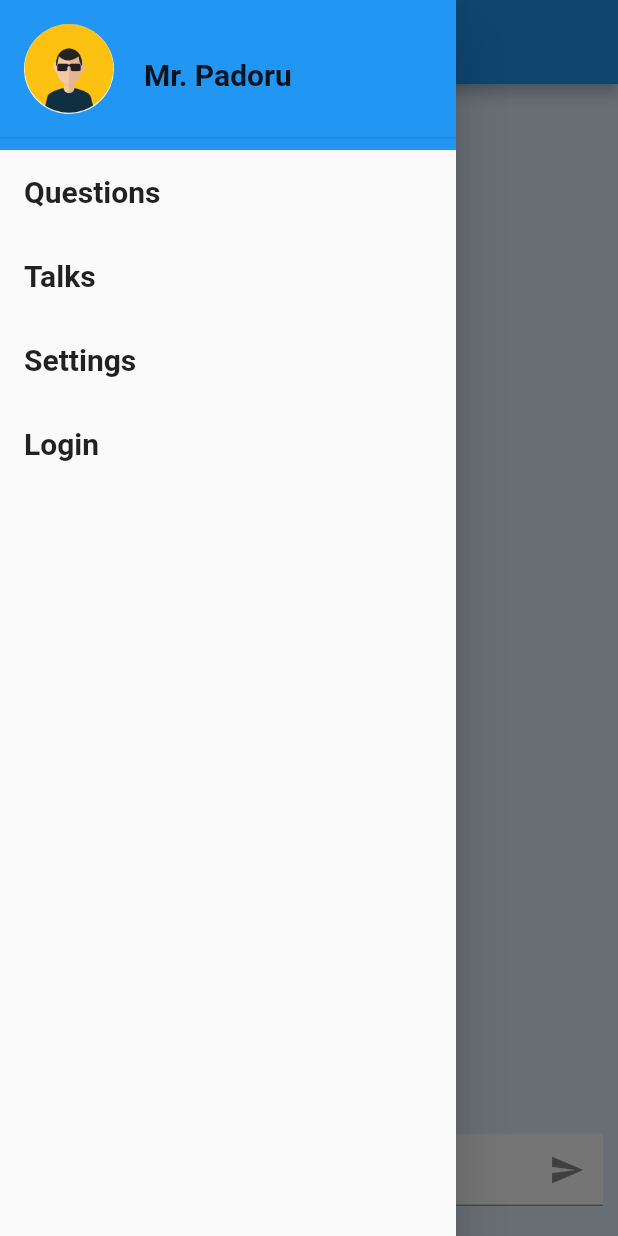
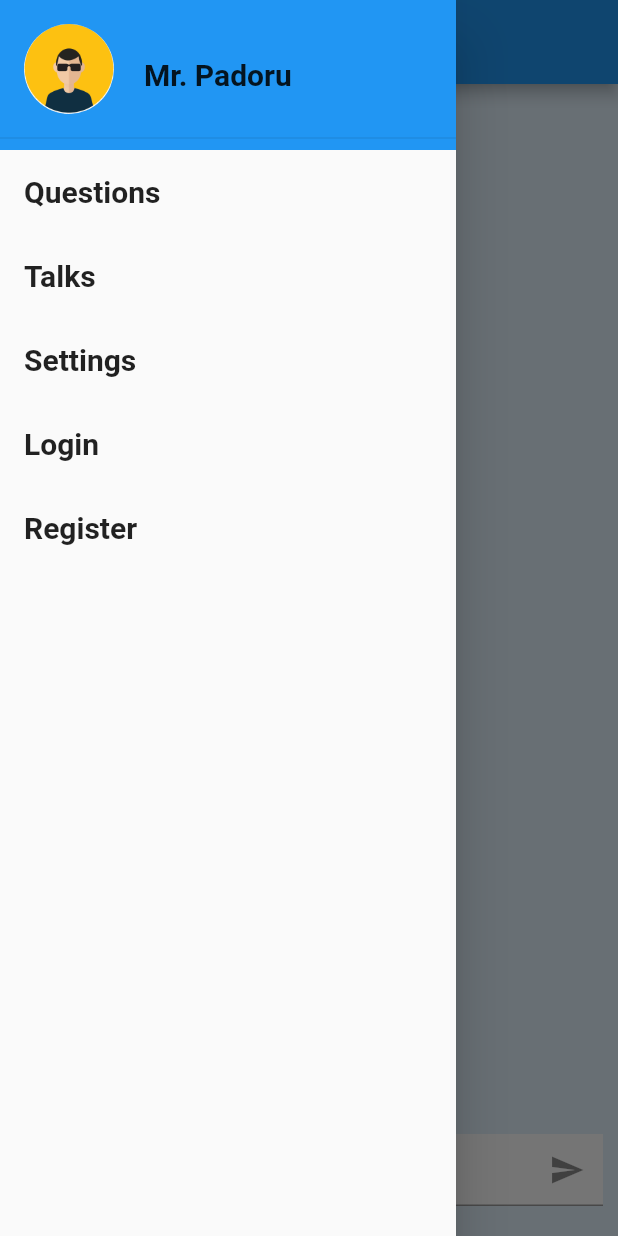
Before and after one commit to Educorreia932/FEUP-ESOF, a Flutter app: the screen it shows after launch, with the side drawer open, on a phone screen of 412 x 824 dp. Run offline on Flutter 3.47's test engine with Material 2 defaults, Android fonts, the phone set to English and light mode, and no system bars; our stand-ins replace cloud_firestore, firebase_core; accounts and stored records are empty.

Commit message:
Fixed some import issue and added a register page

```diff
--- a/ask_away/lib/components/MenuComponent.dart
+++ b/ask_away/lib/components/MenuComponent.dart
@@ -1,5 +1,6 @@
-import 'file:///C:/Users/skelo/OneDrive/Ambiente%20de%20Trabalho/open-cx-t1g2-escama/ask_away/lib/screens/authentication/LoginScreen.dart';
+import 'package:ask_away/screens/authentication/LoginScreen.dart';
 import 'package:ask_away/screens/TalkScreen.dart';
+import 'package:ask_away/screens/authentication/RegisterScreen.dart';
 import 'package:flutter/cupertino.dart';
 import 'package:flutter/material.dart';
 
@@ -90,6 +91,22 @@ class MyDrawer extends StatelessWidget {
               );
             },
           ),
+          ListTile(
+            title: Text(
+              'Register',
+              style: TextStyle(fontWeight: FontWeight.bold, fontSize: 20),
+            ),
+            onTap: () {
+              // Update the state of the app
+              // ...
+              // Then close the drawer
+              Navigator.pop(context);
+              Navigator.push(
+                context,
+                MaterialPageRoute(builder: (context) => RegisterScreen()),
+              );
+            },
+          ),
         ],
       ),
     );
--- a/ask_away/lib/screens/authentication/RegisterScreen.dart
+++ b/ask_away/lib/screens/authentication/RegisterScreen.dart
@@ -68,7 +68,7 @@ class RegisterScreenState extends State<RegisterScreen> {
   Widget build(BuildContext context) {
     return Scaffold(
       appBar: AppBar(
-        title: Text("Login"),
+        title: Text("Register"),
       ),
       body: Container(
         child: Column(
```
